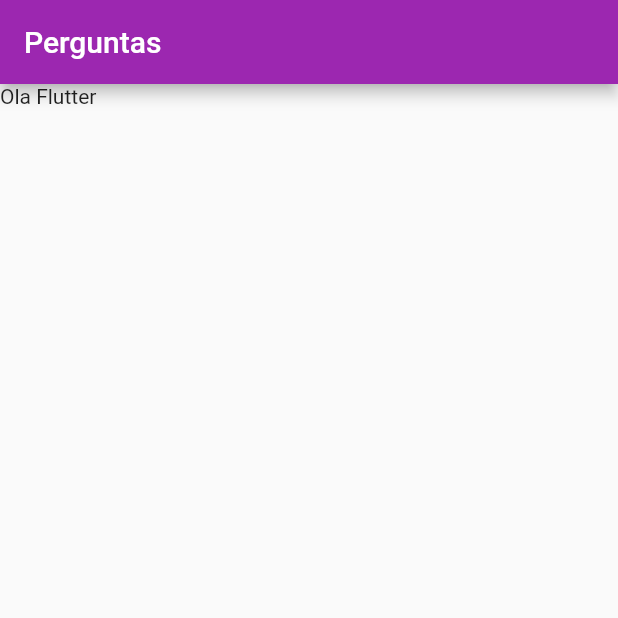
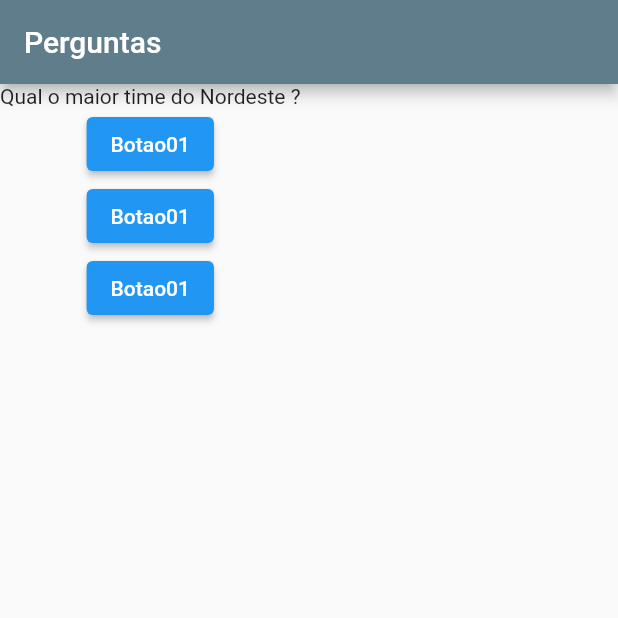
Before and after one commit to RicMerces/Perguntados, a Flutter app: the screen it shows after launch, on a phone screen of 412 x 824 dp, the top half of it. Run offline on Flutter 3.47's test engine with Material 2 defaults, Android fonts, the phone set to English and light mode, and no system bars.

Commit message:
Respondendo Inifinitamente

```diff
--- a/projetoperguntas/lib/main.dart
+++ b/projetoperguntas/lib/main.dart
@@ -1,19 +1,59 @@
 import 'package:flutter/material.dart';
 
 void main() {
-  runApp(PerguntaApp());
+  runApp(PergutarApp());
 }
 
-class PerguntaApp extends StatelessWidget {
+class PergutarApp extends StatelessWidget {
+  var novaPergunta = 0;
+
+  int qtdResponder() {
+    novaPergunta++;
+    return novaPergunta;
+  }
+
+  void responder() {
+    print('Pergunta respondida');
+    qtdResponder();
+  }
+
+  final Perguntas = [
+    'Qual o maior time do Nordeste ?',
+    'Qual o time com mais mundiais ?',
+    'Em que time jogou Garrincha ? ',
+  ];
+
+  PergutarApp({Key? key}) : super(key: key);
+
   @override
-  Widget build(BuildContext) {
+  Widget build(BuildContext context) {
     return MaterialApp(
       home: Scaffold(
         appBar: AppBar(
+          backgroundColor: Colors.blueGrey,
           title: Text('Perguntas'),
-          backgroundColor: Colors.purple,
         ),
-        body: Text('Ola Flutter'),
+        body: Column(
+          children: [
+            Text(
+              Perguntas[novaPergunta > (Perguntas.length - 1)
+                  ? novaPergunta = 0
+                  : novaPergunta],
+            ),
+            ElevatedButton(
+              onPressed: responder,
+              child: Text('Botao01'),
+            ),
+            ElevatedButton(
+              onPressed: responder,
+              child: Text('Botao01'),
+            ),
+            ElevatedButton(
+              onPressed: responder,
+              child: Text('Botao01'),
+            ),
+          ],
+        ),
       ),
     );
   }
```
Also changed, not shown: 1 other file.
